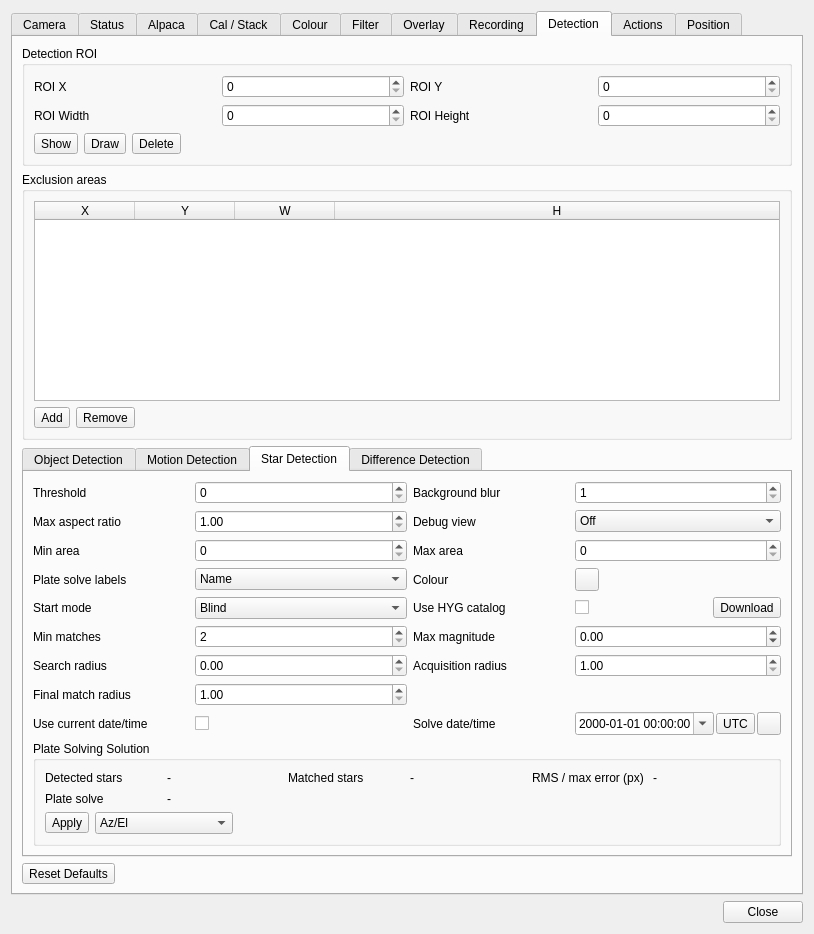
Old version of the form plugins/feature/camera/camerasettingsdialog.ui in the repository srcejon/sdrangel.
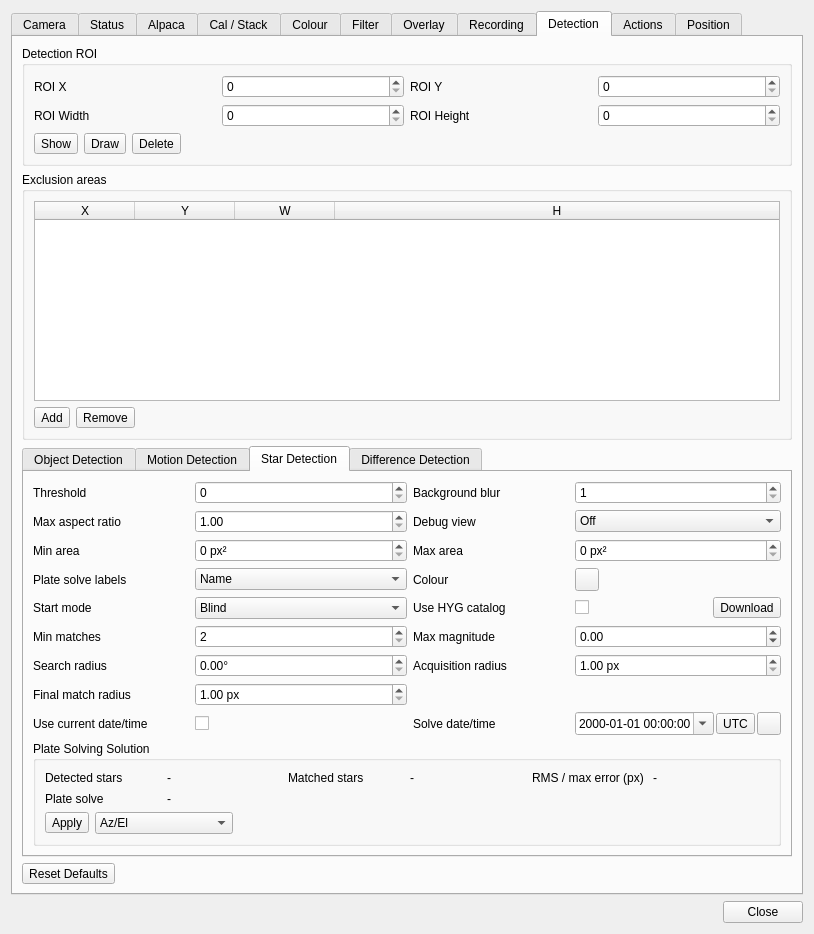
New version of the form. The open tabs and pages were chosen to show the change. Icons and pictures are not drawn. Custom widgets are drawn as their Qt base class.

Commit message: Clarify star detection area units

What changed in the file:
```diff
--- a/plugins/feature/camera/camerasettingsdialog.ui
+++ b/plugins/feature/camera/camerasettingsdialog.ui
@@ -4656,6 +4656,9 @@
            </item>
            <item row="7" column="3">
             <widget class="QDoubleSpinBox" name="plateSolveMatchRadiusSpin">
+             <property name="suffix">
+              <string> px</string>
+             </property>
              <property name="minimum">
               <double>1.000000000000000</double>
              </property>
@@ -4693,6 +4696,9 @@
            </item>
            <item row="8" column="1">
             <widget class="QDoubleSpinBox" name="plateSolveFinalMatchRadiusSpin">
+             <property name="suffix">
+              <string> px</string>
+             </property>
              <property name="minimum">
               <double>1.000000000000000</double>
              </property>
@@ -4931,6 +4937,9 @@
            </item>
            <item row="7" column="1">
             <widget class="QDoubleSpinBox" name="plateSolveSearchRadiusSpin">
+             <property name="suffix">
+              <string>°</string>
+             </property>
              <property name="minimum">
               <double>0.000000000000000</double>
              </property>
@@ -5059,6 +5068,9 @@
            </item>
            <item row="2" column="1">
             <widget class="QSpinBox" name="starMinAreaSpin">
+             <property name="suffix">
+              <string> px²</string>
+             </property>
              <property name="maximum">
               <number>10000</number>
              </property>
@@ -5073,6 +5085,9 @@
            </item>
            <item row="2" column="3">
             <widget class="QSpinBox" name="starMaxAreaSpin">
+             <property name="suffix">
+              <string> px²</string>
+             </property>
              <property name="maximum">
               <number>10000</number>
              </property>
```
Lines whose indentation alone changed are shown as unchanged. The commit also changes 1 other file.
